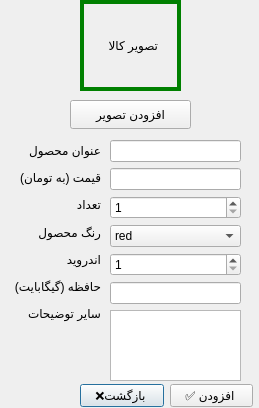
This is menu/phones.ui in AP-projects-4001/alsa as Qt 5 draws it before an edit. The edited form follows.
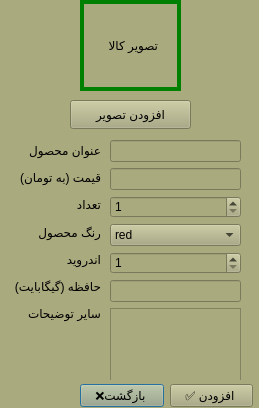
This is the edited form. Icons and pictures are not drawn.

What changed in the file:
```diff
--- a/menu/phones.ui
+++ b/menu/phones.ui
@@ -25,6 +25,10 @@
   <property name="windowTitle">
    <string>Dialog</string>
   </property>
+  <property name="styleSheet">
+   <string notr="true">background-image: url();
+background-color: rgb(170, 170, 127);</string>
+  </property>
   <widget class="QWidget" name="layoutWidget_2">
    <property name="geometry">
     <rect>
@@ -92,7 +96,7 @@
      <x>110</x>
      <y>140</y>
      <width>131</width>
-     <height>241</height>
+     <height>299</height>
     </rect>
    </property>
    <layout class="QVBoxLayout" name="verticalLayout">
```
